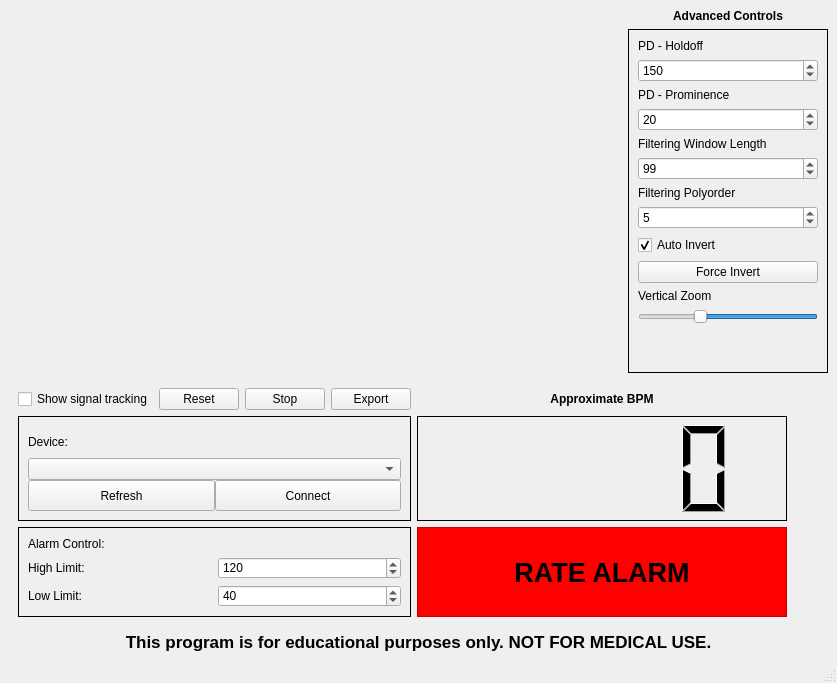
This is ecg_viewer_window.ui in HTM-Workshop/ECG-Viewer as Qt 5 draws it before an edit. The edited form follows.
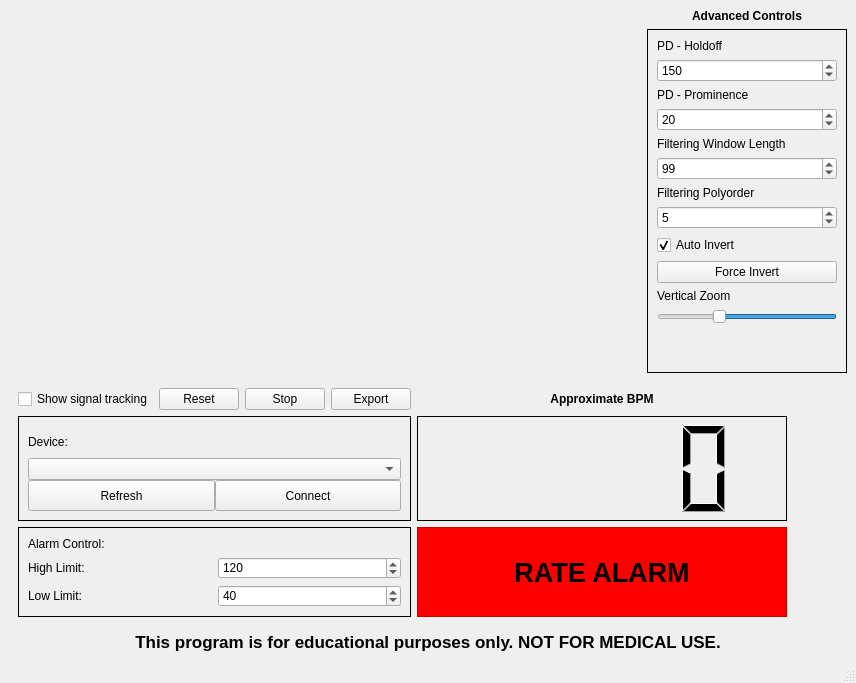
This is the edited form. Icons and pictures are not drawn. Custom widgets are drawn as their Qt base class.

Commit message: Added tooltips. Graph resize now takes effect on mouseup on slider.

Diff of the .ui file:
```diff
--- a/ecg_viewer_window.ui
+++ b/ecg_viewer_window.ui
@@ -6,13 +6,13 @@
    <rect>
     <x>0</x>
     <y>0</y>
-    <width>837</width>
+    <width>856</width>
     <height>683</height>
    </rect>
   </property>
   <property name="minimumSize">
    <size>
-    <width>837</width>
+    <width>856</width>
     <height>683</height>
    </size>
   </property>
```
Left out of the diff: 2 changed lines with no effect on the pictures. The commit also changes 3 other files.
